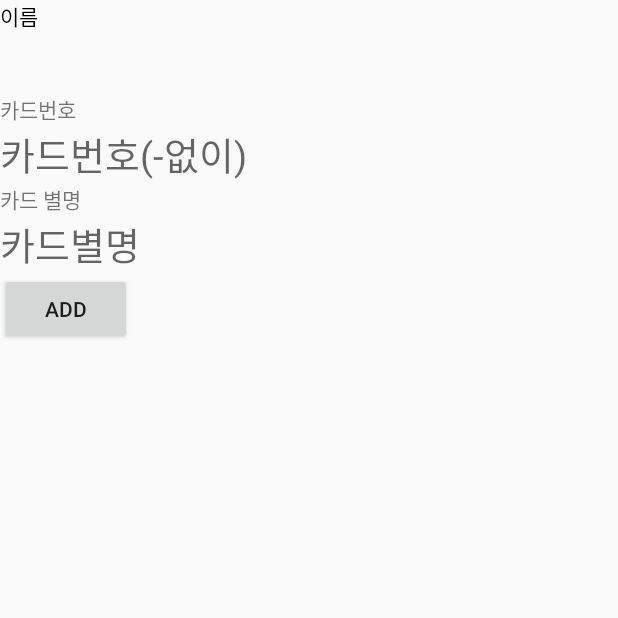
After one commit to 2017-Mocon-Cracker/Cracker_Android, an Android app: the Add_CardInfo screen opened directly, with no data from a screen before it, on a phone screen of 412 x 824 dp, the top half of it. The commit adds this screen. Run offline under Robolectric (Android 15) with nearby library versions, the phone set to English and light mode, and no system bars; 1 statement that could not run was skipped.

Commit message:
add card

```diff
--- a/AndroidStudioProjects/Cracker/app/src/main/AndroidManifest.xml
+++ b/AndroidStudioProjects/Cracker/app/src/main/AndroidManifest.xml
@@ -37,6 +37,7 @@
                 <data android:scheme="@string/fb_login_protocol_scheme" />
             </intent-filter>
         </activity>
+        <activity android:name=".Activity.Add_CardInfo" />
     </application>
 
 </manifest>
--- /dev/null
+++ b/AndroidStudioProjects/Cracker/app/src/main/java/com/example/choi/cracker/Activity/Add_CardInfo.java
@@ -0,0 +1,67 @@
+package com.example.choi.cracker.Activity;
+
+import android.content.SharedPreferences;
+import android.os.Bundle;
+import android.support.annotation.Nullable;
+import android.support.v7.app.AppCompatActivity;
+import android.util.Log;
+import android.view.View;
+import android.widget.Button;
+import android.widget.EditText;
+import android.widget.TextView;
+
+import com.example.choi.cracker.R;
+import com.example.choi.cracker.data.User;
+import com.google.gson.Gson;
+
+/**
+ * Created by choi on 2017. 7. 15..
+ */
+
+public class Add_CardInfo extends AppCompatActivity {
+    EditText card_Nickname, card_Number;
+    TextView card_Username;
+    String User_name;
+    Button add_Btn;
+    User user;
+    @Override
+    protected void onCreate(@Nullable Bundle savedInstanceState) {
+        super.onCreate(savedInstanceState);
+        setContentView(R.layout.activity_addcard);
+        loadNowData();
+
+        card_Nickname = (EditText) findViewById(R.id.card_nickname);
+        card_Number = (EditText) findViewById(R.id.card_num);
+        card_Username = (TextView) findViewById(R.id.card_user_name);
+        add_Btn = (Button) findViewById(R.id.add);
+
+        card_Username.setText(""+ user.getUserName());
+
+        add_Btn.setOnClickListener(new View.OnClickListener() {
+            @Override
+            public void onClick(View v) {
+                user.setCardName(card_Nickname.getText().toString());
+                int cardNum = Integer.parseInt(card_Number.getText().toString());
+                user.setCardNum(cardNum);
+                String json_ = new Gson().toJson(user);
+                Log.d("asd",json_);
+                saveNowData();
+                finish();
+            }
+        });
+
+    }
+    void loadNowData() {
+        SharedPreferences pref = getSharedPreferences("pref", MODE_PRIVATE);
+        User_name = pref.getString("add_card_name", null);
+        user = new Gson().fromJson(User_name, User.class);
+        Log.d("asdasd",""+user);
+    }
+    void saveNowData() { //items 안의 내용이 저장됨
+        SharedPreferences pref = getSharedPreferences("pref", MODE_PRIVATE);
+        SharedPreferences.Editor editor = pref.edit();
+        String json = new Gson().toJson(user);
+        editor.putString("add_card_name", json);
+        editor.commit();
+    }
+}
--- /dev/null
+++ b/AndroidStudioProjects/Cracker/app/src/main/res/layout/activity_addcard.xml
@@ -0,0 +1,43 @@
+<?xml version="1.0" encoding="utf-8"?>
+<LinearLayout xmlns:android="http://schemas.android.com/apk/res/android"
+    android:orientation="vertical" android:layout_width="match_parent"
+    android:layout_height="match_parent">
+    <TextView
+        android:text="이름"
+        android:textColor="#000"
+        android:layout_width="match_parent"
+        android:layout_height="wrap_content" />
+    <TextView
+        android:id="@+id/card_user_name"
+        android:textSize="30sp"
+        android:layout_width="match_parent"
+        android:layout_height="wrap_content" />
+    <TextView
+        android:text="카드번호"
+        android:layout_width="wrap_content"
+        android:layout_height="wrap_content" />
+    <EditText
+        android:hint="카드번호(-없이)"
+        android:id="@+id/card_num"
+        android:textSize="25sp"
+        android:background="@null"
+        android:layout_width="match_parent"
+        android:layout_height="wrap_content" />
+    <TextView
+        android:text="카드 별명"
+        android:layout_width="match_parent"
+        android:layout_height="wrap_content" />
+    <EditText
+        android:id="@+id/card_nickname"
+        android:hint="카드별명"
+        android:textSize="25sp"
+        android:background="@null"
+        android:layout_width="match_parent"
+        android:layout_height="wrap_content" />
+    <Button
+        android:id="@+id/add"
+        android:text="add"
+        android:layout_width="wrap_content"
+        android:layout_height="wrap_content" />
+
+</LinearLayout>
```
Also changed, not shown: AndroidStudioProjects/Cracker/app/src/main/java/com/example/choi/cracker/Activity/MainActivity.java (+36 -3 lines), AndroidStudioProjects/Cracker/app/src/main/java/com/example/choi/cracker/data/User.java (+44 -25 lines), AndroidStudioProjects/Cracker/app/src/main/res/layout/activity_main.xml (+9 -9 lines).
